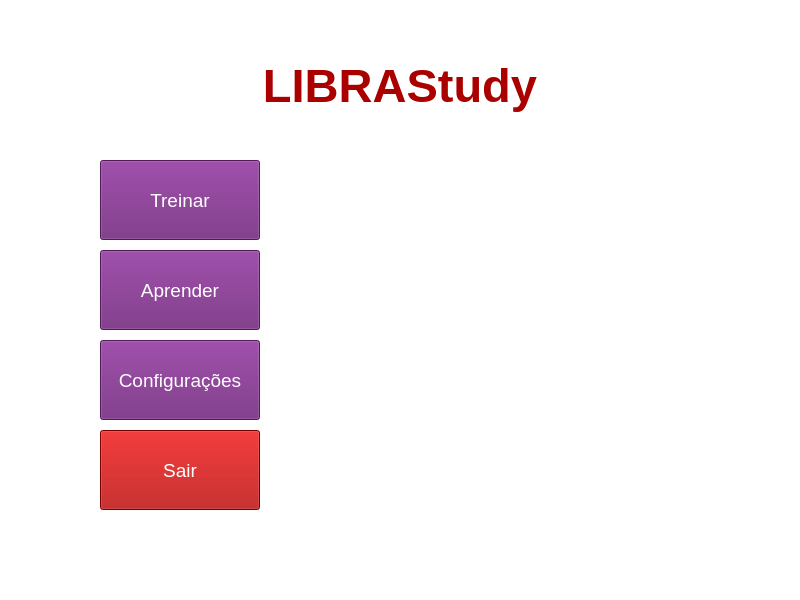
lucnascimento98/RAS---Libras, file RAS_TESTE_SCREEN/interface.ui: the form before one commit.
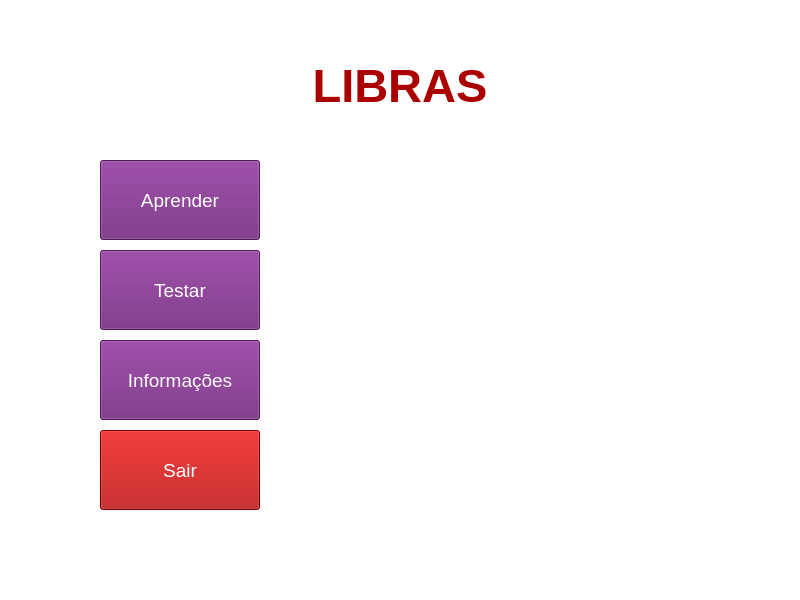
The form after the commit. Icons and pictures are not drawn.

What changed in the file:
```diff
--- a/RAS_TESTE_SCREEN/interface.ui
+++ b/RAS_TESTE_SCREEN/interface.ui
@@ -496,7 +496,7 @@
 color: rgb(255, 255, 255);</string>
     </property>
     <property name="text">
-     <string>Treinar</string>
+     <string>Aprender</string>
     </property>
    </widget>
    <widget class="QPushButton" name="config_button">
@@ -518,7 +518,7 @@
 color: rgb(255, 255, 255);</string>
     </property>
     <property name="text">
-     <string>Configurações</string>
+     <string>Informações</string>
     </property>
    </widget>
    <widget class="QPushButton" name="exit_button">
@@ -1231,7 +1231,7 @@
      <cursorShape>ArrowCursor</cursorShape>
     </property>
     <property name="text">
-     <string>LIBRAStudy</string>
+     <string>LIBRAS</string>
     </property>
     <property name="alignment">
      <set>Qt::AlignCenter</set>
@@ -1272,7 +1272,7 @@
 color: rgb(255, 255, 255);</string>
     </property>
     <property name="text">
-     <string>Aprender</string>
+     <string>Testar</string>
     </property>
    </widget>
   </widget>
```
